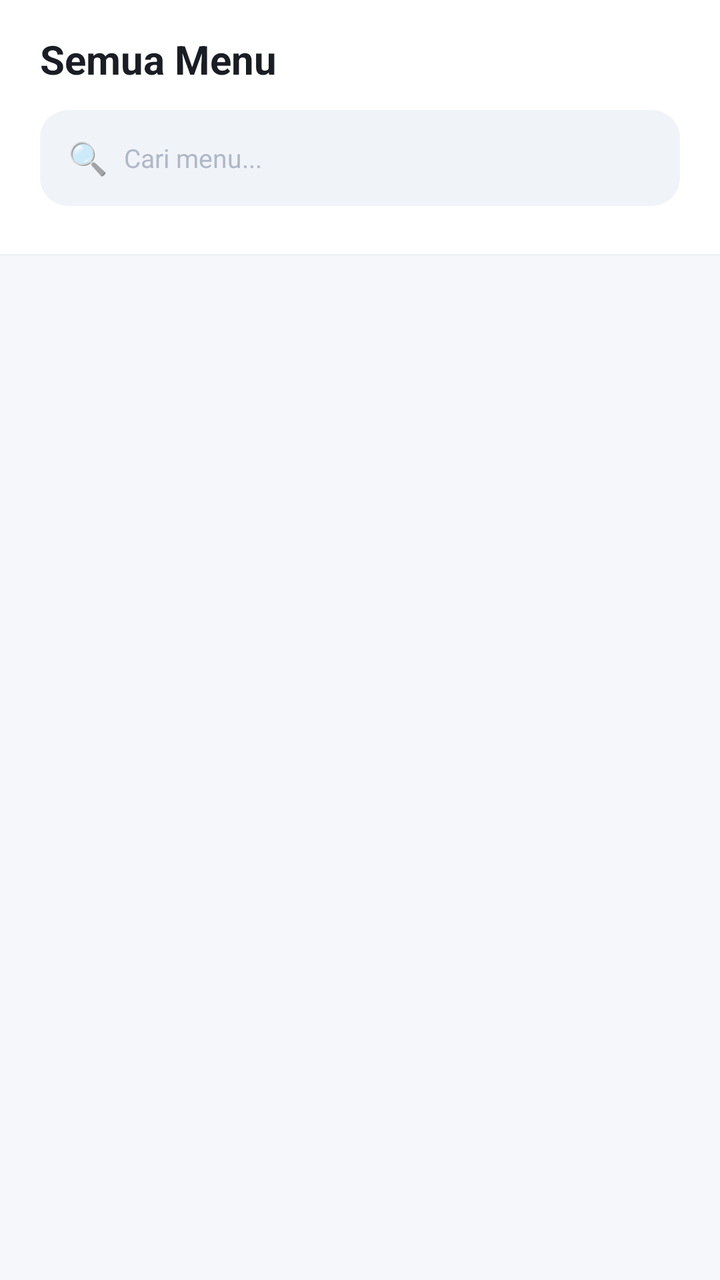
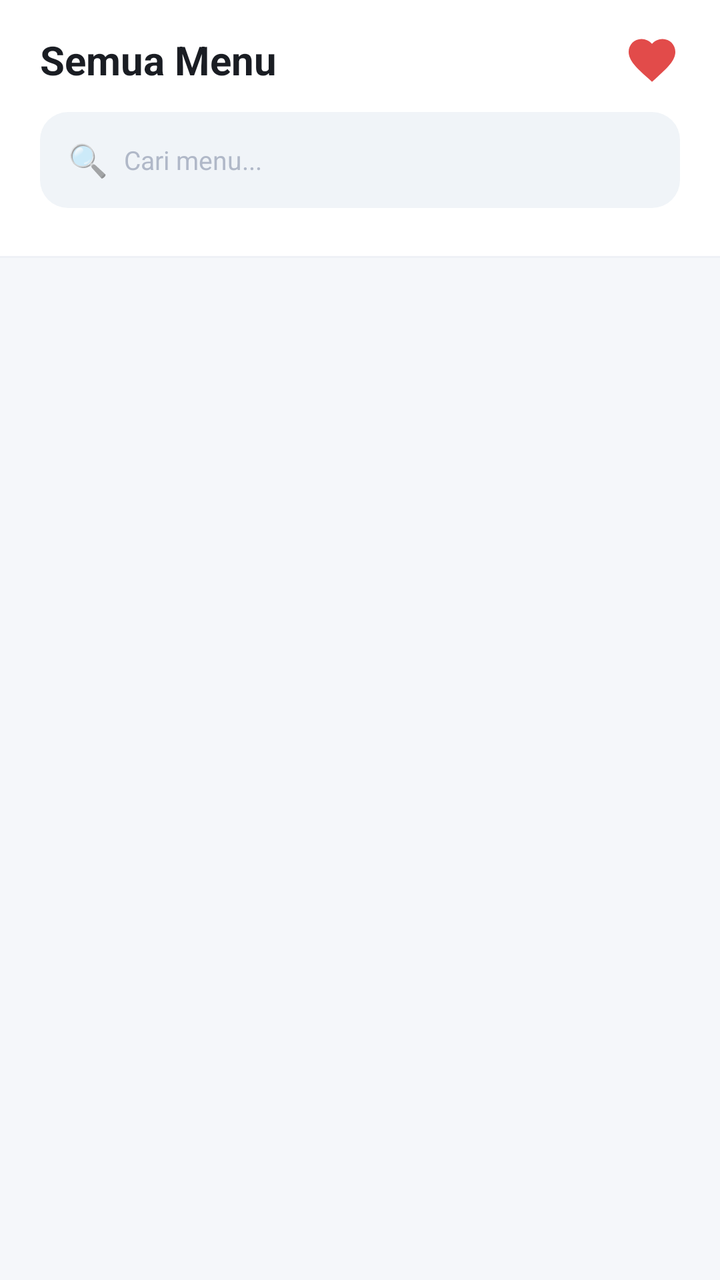

An Android layout rendered at two revisions. The XML below is the earlier revision; the diff shows what the commit changed to produce the second picture.
<!-- AndroidManifest.xml: application theme Theme.KantinKu -->
<!-- res/layout/fragment_menu.xml -->
<?xml version="1.0" encoding="utf-8"?>
<LinearLayout xmlns:android="http://schemas.android.com/apk/res/android"
    android:layout_width="match_parent" android:layout_height="match_parent"
    android:orientation="vertical" android:background="@color/bg_app">

    <LinearLayout android:layout_width="match_parent" android:layout_height="wrap_content"
        android:orientation="vertical" android:background="@color/bg_white"
        android:paddingStart="20dp" android:paddingEnd="20dp"
        android:paddingTop="16dp" android:paddingBottom="12dp">

        <TextView android:layout_width="wrap_content" android:layout_height="wrap_content"
            android:text="Semua Menu" android:textSize="20sp" android:textStyle="bold"
            android:textColor="@color/text_primary" android:layout_marginBottom="12dp"/>

        <LinearLayout android:layout_width="match_parent" android:layout_height="48dp"
            android:orientation="horizontal" android:gravity="center_vertical"
            android:background="@drawable/bg_search" android:paddingStart="14dp" android:paddingEnd="14dp">
            <TextView android:layout_width="wrap_content" android:layout_height="wrap_content"
                android:text="🔍" android:textSize="16sp" android:layout_marginEnd="8dp"/>
            <EditText android:id="@+id/et_search"
                android:layout_width="0dp" android:layout_height="match_parent" android:layout_weight="1"
                android:hint="Cari menu..." android:background="@android:color/transparent"
                android:textColor="@color/text_primary" android:textColorHint="@color/text_hint"
                android:textSize="13sp" android:inputType="text"/>
        </LinearLayout>
    </LinearLayout>

    <HorizontalScrollView android:layout_width="match_parent" android:layout_height="wrap_content"
        android:scrollbars="none" android:background="@color/bg_white"
        android:paddingBottom="12dp">
        <LinearLayout android:id="@+id/category_filter"
            android:layout_width="wrap_content" android:layout_height="wrap_content"
            android:orientation="horizontal" android:paddingStart="20dp" android:paddingEnd="20dp"/>
    </HorizontalScrollView>

    <View android:layout_width="match_parent" android:layout_height="1dp" android:background="@color/divider"/>

    <androidx.recyclerview.widget.RecyclerView android:id="@+id/rv_menu"
        android:layout_width="match_parent" android:layout_height="0dp" android:layout_weight="1"
        android:paddingStart="16dp" android:paddingEnd="16dp" android:paddingTop="8dp"
        android:clipToPadding="false"/>
</LinearLayout>
<!-- resources referenced by this layout -->
<resources>
  <color name="bg_app">#F5F7FA</color>
  <color name="bg_white">#FFFFFF</color>
  <color name="divider">#EEF1F6</color>
  <color name="text_hint">#B0B8C8</color>
  <color name="text_primary">#1A1D23</color>
  <!-- drawable bg_search (drawable) -->
  <?xml version="1.0" encoding="utf-8"?>
  <shape xmlns:android="http://schemas.android.com/apk/res/android">
      <solid android:color="@color/bg_input"/>
      <corners android:radius="14dp"/>
  </shape>
  <style name="Theme.KantinKu" parent="Theme.MaterialComponents.Light.NoActionBar">
          <item name="colorPrimary">@color/primary</item>
          <item name="colorPrimaryVariant">@color/primary_dark</item>
          <item name="colorOnPrimary">@color/text_white</item>
          <item name="colorSecondary">@color/accent</item>
          <item name="colorSurface">@color/bg_white</item>
          <item name="colorOnSurface">@color/text_primary</item>
          <item name="android:colorBackground">@color/bg_app</item>
          <item name="android:statusBarColor">@color/bg_white</item>
          <item name="android:navigationBarColor">@color/bg_white</item>
          <item name="android:windowLightStatusBar">true</item>
      </style>
  <color name="bg_input">#F0F4F8</color>
  <color name="primary">#00B894</color>
  <color name="primary_dark">#00896F</color>
  <color name="text_white">#FFFFFF</color>
  <color name="accent">#FF6B6B</color>
</resources>

<!-- the commit's change to res/layout/fragment_menu.xml (unified diff, before → after) -->
@@ -8,9 +8,22 @@
         android:paddingStart="20dp" android:paddingEnd="20dp"
         android:paddingTop="16dp" android:paddingBottom="12dp">
 
-        <TextView android:layout_width="wrap_content" android:layout_height="wrap_content"
-            android:text="Semua Menu" android:textSize="20sp" android:textStyle="bold"
-            android:textColor="@color/text_primary" android:layout_marginBottom="12dp"/>
+        <LinearLayout android:layout_width="match_parent" android:layout_height="wrap_content"
+            android:orientation="horizontal" android:gravity="center_vertical"
+            android:layout_marginBottom="12dp">
+
+            <TextView android:layout_width="0dp" android:layout_height="wrap_content"
+                android:layout_weight="1"
+                android:text="Semua Menu" android:textSize="20sp" android:textStyle="bold"
+                android:textColor="@color/text_primary"/>
+
+            <ImageView
+                android:id="@+id/btn_favorite"
+                android:layout_width="28dp"
+                android:layout_height="28dp"
+                android:src="@drawable/ic_favorite"
+                android:contentDescription="Favorit"/>
+        </LinearLayout>
 
         <LinearLayout android:layout_width="match_parent" android:layout_height="48dp"
             android:orientation="horizontal" android:gravity="center_vertical"
<!-- resource entries referenced after the edit -->
@@ -11,6 +11,15 @@
       <solid android:color="@color/bg_input"/>
       <corners android:radius="14dp"/>
   </shape>
+  <!-- drawable ic_favorite (drawable) -->
+  <?xml version="1.0" encoding="utf-8"?>
+  <vector xmlns:android="http://schemas.android.com/apk/res/android"
+      android:width="24dp" android:height="24dp"
+      android:viewportWidth="24" android:viewportHeight="24">
+      <path
+          android:fillColor="#E24B4A"
+          android:pathData="M12,21.35l-1.45,-1.32C5.4,15.36 2,12.28 2,8.5 2,5.42 4.42,3 7.5,3c1.74,0 3.41,0.81 4.5,2.09C13.09,3.81 14.76,3 16.5,3 19.58,3 22,5.42 22,8.5c0,3.78 -3.4,6.86 -8.55,11.54L12,21.35z"/>
+  </vector>
   <style name="Theme.KantinKu" parent="Theme.MaterialComponents.Light.NoActionBar">
           <item name="colorPrimary">@color/primary</item>
           <item name="colorPrimaryVariant">@color/primary_dark</item>
